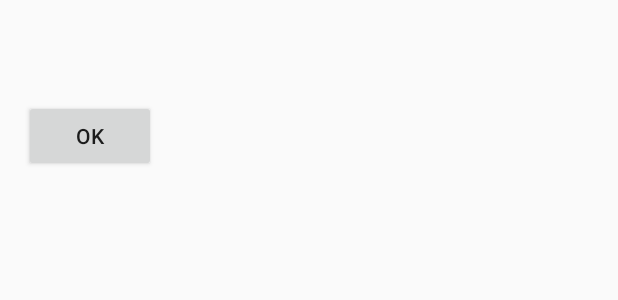
After one commit to DandeRao/CampusCruise, an Android app: the layout gallery_view.xml on its own in the app's theme, with its tools: preview values and no code run, on a phone screen of 412 x 824 dp. The commit adds this screen. Shown: the top 300 px of the screen. Run offline under Robolectric (Android 15) with nearby library versions, the phone set to English and light mode, and no system bars.

Commit message:
Code Commits for Weeok 07 Sprint 3

```diff
--- a/Code/SKMapsTutorial/app/build.gradle
+++ b/Code/SKMapsTutorial/app/build.gradle
@@ -27,6 +27,8 @@ dependencies {
     })
     compile 'com.android.support:appcompat-v7:24.2.1'
     testCompile 'junit:junit:4.12'
+    compile 'com.google.zxing:core:3.2.1'
+    compile 'com.journeyapps:zxing-android-embedded:3.2.0@aar'
     compile files('libs/SKMaps.jar')
     compile files('libs/SKMaps-docs.jar')
 }
--- a/Code/SKMapsTutorial/app/src/main/java/com/skmapstutorial/Application/Activities/MainActivity.java
+++ b/Code/SKMapsTutorial/app/src/main/java/com/skmapstutorial/Application/Activities/MainActivity.java
@@ -33,7 +33,7 @@ public class MainActivity extends AppCompatActivity implements SKMapsInitializat
     protected void onCreate(Bundle savedInstanceState) {
         super.onCreate(savedInstanceState);
         setContentView(R.layout.activity_main);
-
+        SKMaps.getInstance().initializeSKMaps(getApplication(), MainActivity.this);
         if (ActivityCompat.checkSelfPermission(this, android.Manifest.permission.ACCESS_FINE_LOCATION) != PackageManager.PERMISSION_GRANTED && ActivityCompat.checkSelfPermission(this, android.Manifest.permission.ACCESS_COARSE_LOCATION) != PackageManager.PERMISSION_GRANTED) {
             hasAccesstoLocationServices = false;
             ActivityCompat.requestPermissions(this, new String[] {
@@ -48,7 +48,7 @@ public class MainActivity extends AppCompatActivity implements SKMapsInitializat
             else{hasAccesstoLocationServices= true;}
         }
 
-        SKMaps.getInstance().initializeSKMaps(getApplication(), MainActivity.this);
+
 
 
         mainActivity_launchTour = (Button) findViewById(R.id.mainActivity_launchTour);
--- /dev/null
+++ b/Code/SKMapsTutorial/app/src/main/res/drawable/stroke_bg.xml
@@ -0,0 +1,7 @@
+<?xml version="1.0" encoding="utf-8"?>
+<shape xmlns:android="http://schemas.android.com/apk/res/android"
+    android:shape="rectangle">
+    <stroke
+        android:width="2dp"
+        android:color="#000000"/>
+</shape>
--- /dev/null
+++ b/Code/SKMapsTutorial/app/src/main/res/layout/gallery_view.xml
@@ -0,0 +1,101 @@
+<?xml version="1.0" encoding="utf-8"?>
+<ScrollView
+    xmlns:android="http://schemas.android.com/apk/res/android"
+    android:layout_height="match_parent"
+    android:layout_width="match_parent">
+
+
+<LinearLayout xmlns:android="http://schemas.android.com/apk/res/android"
+    xmlns:tools="http://schemas.android.com/tools"
+    android:id="@+id/activity_main"
+    android:layout_width="wrap_content"
+    android:layout_height="wrap_content"
+    android:paddingBottom="@dimen/activity_vertical_margin"
+    android:paddingLeft="@dimen/activity_horizontal_margin"
+    android:paddingRight="@dimen/activity_horizontal_margin"
+    android:paddingTop="@dimen/activity_vertical_margin"
+    tools:context="com.viewdetailswindow.MainActivity"
+    android:orientation="vertical"
+
+    >
+<TextView
+    android:layout_width="match_parent"
+    android:layout_height="wrap_content"
+    android:gravity="center"
+    android:id="@+id/dialogue_Title"
+    android:textSize="30sp"
+    android:textColor="@android:color/black" />
+
+
+    <HorizontalScrollView
+        android:layout_width="match_parent"
+        android:layout_height="wrap_content"
+        android:layout_alignParentTop="true"
+        android:layout_alignParentStart="true"
+        android:layout_marginTop="3dp"
+        android:background="@drawable/stroke_bg"
+
+        >
+
+        <LinearLayout
+            android:id="@+id/video_slider"
+            android:layout_width="wrap_content"
+            android:layout_height="wrap_content"
+            android:orientation="horizontal" >
+        </LinearLayout>
+    </HorizontalScrollView>
+
+    <HorizontalScrollView
+        android:layout_width="match_parent"
+        android:layout_height="wrap_content"
+        android:layout_alignParentTop="true"
+        android:layout_alignParentStart="true"
+        android:layout_marginTop="3dp"
+        android:background="@drawable/stroke_bg"
+        >
+        <LinearLayout
+            android:id="@+id/images_slider"
+            android:layout_width="wrap_content"
+            android:layout_height="wrap_content"
+            android:orientation="horizontal" >
+        </LinearLayout>
+    </HorizontalScrollView>
+
+    <HorizontalScrollView
+        android:layout_width="match_parent"
+        android:layout_height="wrap_content"
+        android:layout_alignParentTop="true"
+        android:layout_alignParentStart="true"
+
+        android:layout_marginTop="3dp"
+        android:background="@drawable/stroke_bg"
+        >
+        <LinearLayout
+            android:id="@+id/audio_slider"
+            android:layout_width="wrap_content"
+            android:layout_height="wrap_content"
+            android:orientation="horizontal" >
+        </LinearLayout>
+    </HorizontalScrollView>
+
+    <LinearLayout
+        android:orientation="horizontal"
+        android:layout_width="match_parent"
+        android:layout_height="wrap_content"
+
+        android:layout_gravity="center">
+
+        <Button
+            android:text="Ok"
+            android:layout_width="wrap_content"
+            android:layout_height="wrap_content"
+            android:layout_weight="10"
+            android:id="@+id/dialogue_ok_button" />
+
+    </LinearLayout>
+
+
+</LinearLayout>
+
+
+</ScrollView>
```
Also changed, not shown: Code/SKMapsTutorial/app/src/main/AndroidManifest.xml (+5 -4 lines), Code/SKMapsTutorial/app/src/main/java/com/skmapstutorial/Application/Activities/PhysicalTourActivity.java (+237 -151 lines), Code/SKMapsTutorial/app/src/main/res/layout/activity_physical_tour.xml (+4 -4 lines), Code/SKMapsTutorial/app/src/main/res/layout/activity_tour_over_view.xml (+6 -6 lines), Code/SKMapsTutorial/app/src/main/res/layout/sample_gallaery_dialogue_view.xml (+29 -16 lines), Code/SKMapsTutorial/app/src/main/java/com/skmapstutorial/Application/SKMapsApplication.java (line endings or trailing spaces), Code/SKMapsTutorial/app/src/main/res/drawable/noaudio.jpg (added), Code/SKMapsTutorial/app/src/main/res/drawable/noimages.png (added), Code/SKMapsTutorial/app/src/main/res/drawable/novideo.jpg (added).
